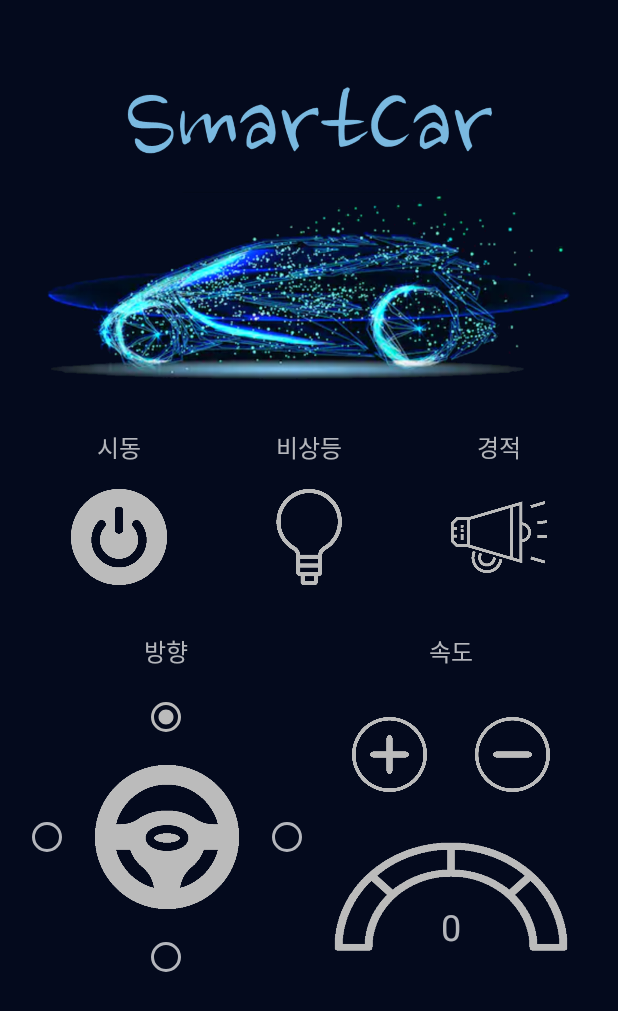
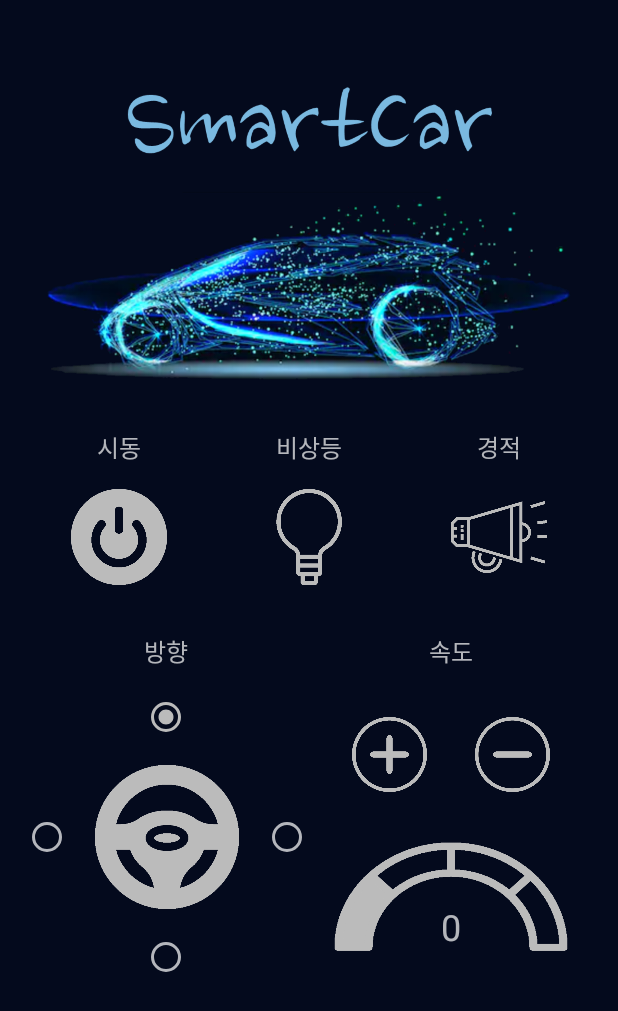
Before and after one commit to korkeep/SmartCar, an Android app: the MainActivity screen opened directly, with no data from a screen before it, after a tap on an icon or button, on a phone screen of 412 x 824 dp. Shown: the top 1011 px of the screen. Run offline under Robolectric (Android 15) with nearby library versions, the phone set to English and light mode, and no system bars; 3 statements that could not run were skipped.

Commit message:
ECU Motor Function Added

```diff
--- a/SmartCar_Client/app/src/main/java/com/example/smartcar_client/MainActivity.java
+++ b/SmartCar_Client/app/src/main/java/com/example/smartcar_client/MainActivity.java
@@ -1,28 +1,56 @@
 package com.example.smartcar_client;
 
-import android.content.Context;
+import android.annotation.SuppressLint;
+import android.content.Intent;
+import android.os.AsyncTask;
 import android.os.Handler;
-import android.support.v7.app.AppCompatActivity;
 import android.os.Bundle;
-import android.view.Gravity;
 import android.view.View;
 import android.widget.ImageButton;
+import android.widget.ImageView;
 import android.widget.RadioButton;
 import android.widget.TextView;
-import android.widget.Toast;
 import android.widget.ToggleButton;
 
-public class MainActivity extends AppCompatActivity {
+import java.io.IOException;
+import java.io.OutputStream;
+import java.net.UnknownHostException;
 
-    //속도
-    private static int num = 0;
+public class MainActivity extends LoginActivity {
+
+    //sendBuf : private → onCreate, setSocket
+    //setSocket : private → onCreate, onDestroy
+    private String sendBuf = null;
+    private SetSocket setSocket = null;
+
+    //num : private static → onCreate, setSocket
+    //Speed_txt : private → onCreate, setSocket
+    //Speed_img : private → onCreate, setSocket
+    private static int num = -1;
+    private TextView Speed_txt = null;
+    private ImageView Speed_img = null;
+
+    //AsyncTask 종료
+    @Override
+    protected void onDestroy() {
+        super.onDestroy();
+        if(setSocket != null){
+            System.out.println("★★★★  MainActivity : setSocket.cancel() Called !!  ★★★★");
+            setSocket.cancel(true);
+        }
+    }
 
     @Override
     protected void onCreate(Bundle savedInstanceState) {
         super.onCreate(savedInstanceState);
         setContentView(R.layout.activity_main);
 
-        //버튼 초기화
+        Intent intent = getIntent();
+        sendBuf = intent.getStringExtra("sendBuf");
+
+        //초기화
+        Speed_txt = (TextView)findViewById(R.id.Speed);
+        Speed_img = (ImageView) findViewById(R.id.Speed_img);
         final ToggleButton Power = (ToggleButton) this.findViewById(R.id.Power);
         final ToggleButton Light = (ToggleButton) this.findViewById(R.id.Light);
         final ImageButton Horn = (ImageButton) this.findViewById(R.id.Horn);
@@ -33,24 +61,41 @@ public class MainActivity extends AppCompatActivity {
         final ImageButton Plus = (ImageButton) this.findViewById(R.id.Plus);
         final ImageButton Minus = (ImageButton) this.findViewById(R.id.Minus);
 
-        //속도
-        final TextView Speed = (TextView)findViewById(R.id.Speed);
-
+        //Power 기능 구현
         Power.setOnClickListener(new View.OnClickListener() {
             @Override
             public void onClick(View view) {
                 if(Power.isChecked()){
-                    Speed.setText(String.valueOf(num));
                     Power.setBackgroundResource(R.drawable.power_on);
+                    num = 0;
+                    //TCP 통신을 위한 Socket 함수 실행
+                    try {
+                        setSocket = new SetSocket(num);
+                        setSocket.execute();
+                    } catch (Exception e) {
+                        System.out.println("★★★★  MainActivity : Power-On setSocket Exception Occurred !!  ★★★★");
+                        e.printStackTrace();
+                    }
+
                     setCustomToast(MainActivity.this, "Power ON");
                 }else{
-                    num = 0;
-                    Speed.setText("OFF");
-                    Power.setBackgroundResource(R.drawable.power_off);;
+                    Power.setBackgroundResource(R.drawable.power_off);
+                    num = -1;
+                    //TCP 통신을 위한 Socket 함수 실행
+                    try {
+                        setSocket = new SetSocket(num);
+                        setSocket.execute();
+                    } catch (Exception e) {
+                        System.out.println("★★★★  MainActivity : Power-Off setSocket Exception Occurred !!  ★★★★");
+                        e.printStackTrace();
+                    }
+
                     setCustomToast(MainActivity.this, "Power OFF");
                 }
             }
         });
+
+        //Light 기능 구현
         Light.setOnClickListener(new View.OnClickListener() {
             @Override
             public void onClick(View view) {
@@ -63,6 +108,8 @@ public class MainActivity extends AppCompatActivity {
                 }
             }
         });
+
+        //Horn 기능 구현
         Horn.setOnClickListener(new View.OnClickListener() {
             @Override
             public void onClick(View view) {
@@ -79,6 +126,7 @@ public class MainActivity extends AppCompatActivity {
             }
         });
 
+        //Handle 기능 구현
         Front.setOnClickListener(new View.OnClickListener(){
             @Override
             public void onClick(View view){
@@ -120,6 +168,7 @@ public class MainActivity extends AppCompatActivity {
             }
         });
 
+        //Speed++ 기능 구현
         Plus.setOnClickListener(new View.OnClickListener() {
             @Override
             public void onClick(View view) {
@@ -128,7 +177,16 @@ public class MainActivity extends AppCompatActivity {
                     {
                         Plus.setBackgroundResource(R.drawable.plus_on);
                         setCustomToast(MainActivity.this, "Speed UP");
-                        Speed.setText(String.valueOf(++num));
+                        num++;
+
+                        //TCP 통신을 위한 Socket 함수 실행
+                        try {
+                            setSocket = new SetSocket(num);
+                            setSocket.execute();
+                        } catch (Exception e) {
+                            System.out.println("★★★★  MainActivity : Speed-Up setSocket Exception Occurred !!  ★★★★");
+                            e.printStackTrace();
+                        }
 
                         // Handler 0.1초간 Delay 주기
                         Handler handler = new Handler();
@@ -149,6 +207,8 @@ public class MainActivity extends AppCompatActivity {
                 }
             }
         });
+
+        //Speed-- 기능 구현
         Minus.setOnClickListener(new View.OnClickListener() {
             @Override
             public void onClick(View view) {
@@ -157,7 +217,16 @@ public class MainActivity extends AppCompatActivity {
                     {
                         Minus.setBackgroundResource(R.drawable.minus_on);
                         setCustomToast(MainActivity.this, "Speed DOWN");
-                        Speed.setText(String.valueOf(--num));
+                        num--;
+
+                        //TCP 통신을 위한 Socket 함수 실행
+                        try {
+                            setSocket = new SetSocket(num);
+                            setSocket.execute();
+                        } catch (Exception e) {
+                            System.out.println("★★★★  MainActivity : Speed-Down setSocket Exception Occurred !!  ★★★★");
+                            e.printStackTrace();
+                        }
 
                         // Handler 0.1초간 Delay 주기
                         Handler handler = new Handler();
@@ -178,27 +247,90 @@ public class MainActivity extends AppCompatActivity {
                 }
             }
         });
-
     }
 
-    //Custom Toast Message
-    public static void setCustomToast(Context context, String msg) {
-        TextView m_temp = new TextView(context);
-        m_temp.setBackgroundResource(R.color.colorItem);
-        m_temp.setPadding(32,32,32,32);
-        m_temp.setTextSize(16);
-        m_temp.setText(msg);
+    //TCP 통신을 위한 Socket 함수
+    @SuppressLint("StaticFieldLeak")
+    private class SetSocket extends AsyncTask<Void, Void, Boolean> {
+        //Speed
+        Integer speed = -1;
+        //Sensor 추가해서, Light, Horn, Handle 등 부가 기능 추가
 
-        final Toast toast = Toast.makeText(context, "", Toast.LENGTH_SHORT);
-        toast.setGravity(Gravity.CENTER_HORIZONTAL|Gravity.BOTTOM, 0, 48);
-        toast.setView(m_temp);
-        toast.show();
+        //Constructor
+        SetSocket(Integer Speed) {
+            speed = Speed;
+        }
 
-        new Handler().postDelayed(new Runnable() {
-            @Override
-            public void run() {
-                toast.cancel();
+        @Override
+        protected void onPreExecute() {
+            super.onPreExecute();
+        }
+
+        //Background TCP 연결 시도
+        @Override
+        protected Boolean doInBackground(Void... params) {
+            try {
+                System.out.println("★★★★  MainActivity : Now, we are in Async Background  ★★★★");
+
+                //시동 꺼짐 : sendBuf 없이 return true
+                if(num==-1){
+                    return true;
+                }
+
+                //시동 켜짐 : sendBuf → ID, PW, Speed 저장해서 송신
+                sendBuf = sendBuf.substring(0, sendBuf.lastIndexOf("@"));
+                sendBuf = sendBuf + "@speed" + num + "DD";
+
+                OutputStream out = socket.getOutputStream();
+                out.write(sendBuf.getBytes());
+                return true;
+
+            } catch (UnknownHostException e) {
+                // TODO Auto-generated catch block
+                e.printStackTrace();
+                System.out.println("★★★★  MainActivity : Background UnknownHostException Occurred !!  ★★★★");
+                return false;
+
+            } catch (IOException e) {
+                // TODO Auto-generated catch block
+                e.printStackTrace();
+                System.out.println("★★★★  MainActivity : Background IOException Occurred !!  ★★★★");
+                return false;
             }
-        }, 1000);
+        }
+
+        //Background 실행 후 결과
+        @Override
+        protected void onPostExecute(Boolean result) {
+            super.onPostExecute(result);
+            //Background Exception
+            if (!result) {
+                setCustomToast(MainActivity.this, "TCP 통신에 문제가 발생했습니다");
+            }
+            else{
+                //Speed_txt, Speed_img 설정
+                switch(num){
+                    case -1:
+                        Speed_txt.setText("OFF");
+                        Speed_img.setBackgroundResource(R.drawable.speed);
+                        break;
+                    case 0:
+                        Speed_txt.setText(String.valueOf(num));
+                        Speed_img.setBackgroundResource(R.drawable.speed_0);
+                        break;
+                    case 1:
+                        Speed_txt.setText(String.valueOf(num));
+                        Speed_img.setBackgroundResource(R.drawable.speed_1);
+                        break;
+                    case 2:
+                        Speed_txt.setText(String.valueOf(num));
+                        Speed_img.setBackgroundResource(R.drawable.speed_2);
+                        break;
+                    case 3:
+                        Speed_txt.setText(String.valueOf(num));
+                        Speed_img.setBackgroundResource(R.drawable.speed_3);
+                }
+            }
+        }
     }
 }
```
Also changed, not shown: SmartCar_Client/app/src/main/java/com/example/smartcar_client/LoginActivity.java (+22 -20 lines), SmartCar_Client/app/src/main/res/drawable-v24/speed_0.png (added), SmartCar_Client/app/src/main/res/drawable-v24/speed_1.png (added), SmartCar_Client/app/src/main/res/drawable-v24/speed_2.png (added), SmartCar_Client/app/src/main/res/drawable-v24/speed_3.png (added).
